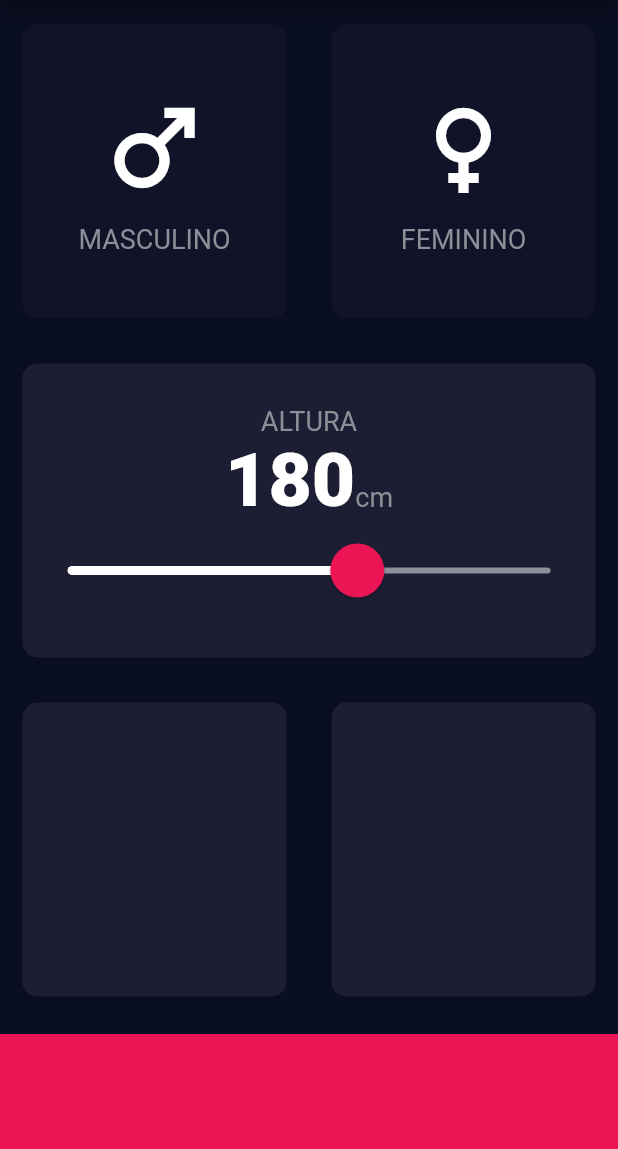
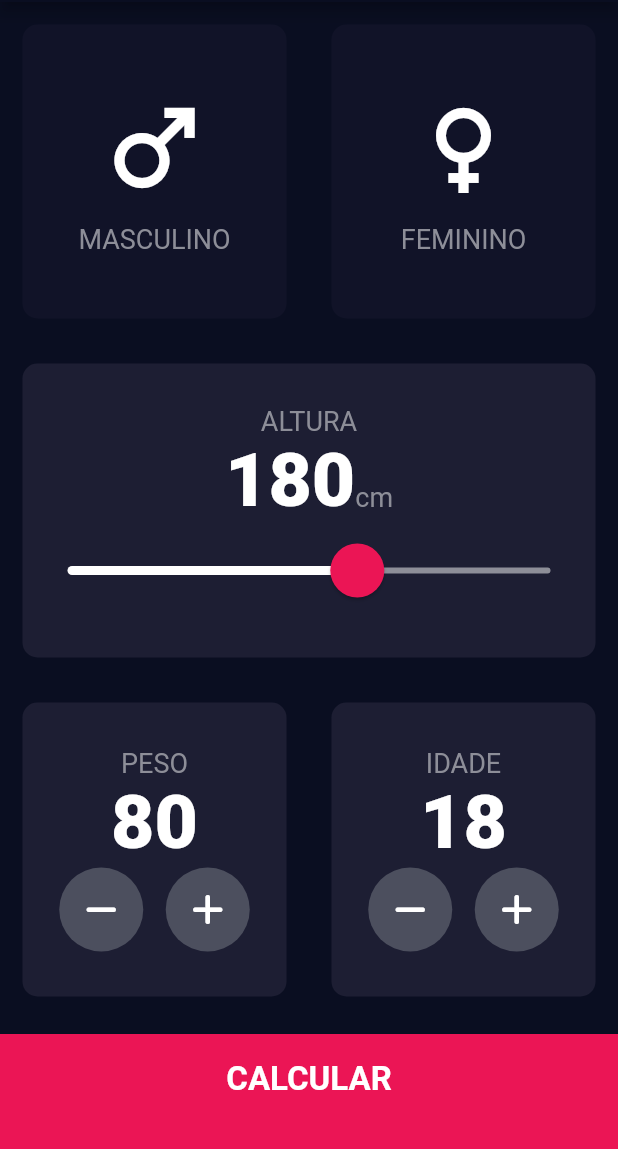
Before and after one commit to Mahdame/calcimc, a Flutter app: the screen it shows after launch, on a phone screen of 412 x 824 dp, the part 82-1231 px from its top. Run offline on Flutter 3.47's test engine with Material 2 defaults, Android fonts, the phone set to English and light mode, and no system bars; our stand-ins replace font_awesome_flutter.

Commit message:
Criação de widget de bottom button e round icon button, classe com calculo de imc, e página com resultado. Nota: o calculo de IMC não considera idade ou gênero, sendo estes meramente estéticos.

```diff
--- /dev/null
+++ b/lib/calculator.dart
@@ -0,0 +1,48 @@
+import 'dart:math';
+
+class Calculator {
+  Calculator({this.height, this.weight});
+
+  final int? height;
+  final int? weight;
+  double _bmi = 0;
+
+  String calculateBMI() {
+    _bmi = weight! / pow(height! / 100, 2);
+    return _bmi.toStringAsFixed(1);
+  }
+
+  String? getResult() {
+    if (_bmi < 18.5) {
+      return 'MAGREZA';
+    } else if (_bmi >= 18.5 && _bmi <= 24.9) {
+      return 'NORMAL';
+    }
+    else if (_bmi >= 25 && _bmi <= 29.9) {
+      return 'SOBREPESO';
+    }
+    else if (_bmi >= 30 && _bmi <= 39.9) {
+      return 'OBESIDADE';
+    }
+    else if (_bmi >= 40) {
+      return 'OBESIDADE GRAVE';
+    }
+  }
+
+  String? getDescription() {
+    if (_bmi < 18.5) {
+      return 'Seu peso está muito abaixo do esperado para suas medidas!';
+    } else if (_bmi >= 18.5 && _bmi <= 24.9) {
+      return 'Seu peso está esperado para suas medidas!';
+    }
+    else if (_bmi >= 25 && _bmi <= 29.9) {
+      return 'Seu peso está muito acima do esperado para suas medidas!';
+    }
+    else if (_bmi >= 30 && _bmi <= 39.9) {
+      return 'Seu peso está perigosamente acima do esperado para suas medidas!';
+    }
+    else if (_bmi >= 40) {
+      return 'Atenção! Procure orientação médica, faça exercícios, diminua a ingestão de calorias!';
+    }
+  }
+}
--- a/lib/constants.dart
+++ b/lib/constants.dart
@@ -12,3 +12,29 @@ const kNumberTextStyle = TextStyle(
   fontSize: 50.0,
   fontWeight: FontWeight.w900,
 );
+const kButtonTextStyle = TextStyle(
+  fontSize: 22.0,
+  color: Color(0xffffffff),
+  fontWeight: FontWeight.w700,
+);
+const kAppBarTitleTextStyle = TextStyle(
+fontSize: 30,
+color: Color(0xffffffff),
+fontFamily: 'Pacifico',
+);
+const kTitleTextStyle = TextStyle(
+fontSize: 40,
+fontWeight: FontWeight.w700,
+color: Color(0xffffffff),
+);
+const kResultLabelTextStyle = TextStyle(
+  fontSize: 25.0,
+  fontWeight: FontWeight.w700,
+  color: Color(0xff6aa84f),
+);
+const kResultBMITextStyle = TextStyle(
+  fontSize: 50.0
+);
+const kResultDescriptionTextStyle = TextStyle(
+    fontSize: 20.0
+);
--- a/lib/pages/calc_page.dart
+++ b/lib/pages/calc_page.dart
@@ -1,7 +1,13 @@
 import 'package:calcimc/constants.dart';
+import 'package:calcimc/pages/results_page.dart';
 import 'package:calcimc/widgets/gender_card.dart';
 import 'package:calcimc/widgets/reusable_card.dart';
+import 'package:calcimc/widgets/round_icon_button.dart';
 import 'package:flutter/material.dart';
+import 'package:font_awesome_flutter/font_awesome_flutter.dart';
+
+import '../calculator.dart';
+import '../widgets/bottom_button.dart';
 
 enum Gender {
   male,
@@ -18,6 +24,8 @@ class Home extends StatefulWidget {
 class _HomeState extends State<Home> {
   Gender? selectedGender;
   int height = 180;
+  int weight = 80;
+  int age = 18;
 
   @override
   Widget build(BuildContext context) {
@@ -25,11 +33,7 @@ class _HomeState extends State<Home> {
       appBar: AppBar(
         title: const Text(
           'Calculadora de IMC',
-          style: TextStyle(
-            fontSize: 30,
-            color: Colors.white,
-            fontFamily: 'Pacifico',
-          ),
+          style: kAppBarTitleTextStyle,
         ),
       ),
       body: Column(
@@ -136,21 +140,117 @@ class _HomeState extends State<Home> {
                 Expanded(
                   child: ReusableCard(
                     color: kActiveCardColor,
+                    cardChild: Column(
+                      mainAxisAlignment: MainAxisAlignment.center,
+                      children: [
+                        const Text(
+                          'PESO',
+                          style: kLabelTextStyle,
+                        ),
+                        Text(
+                          weight.toString(),
+                          style: kNumberTextStyle,
+                        ),
+                        Row(
+                          mainAxisAlignment: MainAxisAlignment.center,
+                          children: [
+                            RoundIconButton(
+                              icon: FontAwesomeIcons.minus,
+                              onPress: () {
+                                setState(() {
+                                  weight = weight - 1;
+                                  if (weight < 1) {
+                                    weight = 1;
+                                  }
+                                });
+                              },
+                            ),
+                            const SizedBox(
+                              width: 15.0,
+                            ),
+                            RoundIconButton(
+                              icon: FontAwesomeIcons.plus,
+                              onPress: () {
+                                setState(() {
+                                  weight = weight + 1;
+                                });
+                              },
+                            ),
+                          ],
+                        ),
+                      ],
+                    ),
                   ),
                 ),
                 Expanded(
                   child: ReusableCard(
                     color: kActiveCardColor,
+                    cardChild: Column(
+                      mainAxisAlignment: MainAxisAlignment.center,
+                      children: [
+                        const Text(
+                          'IDADE',
+                          style: kLabelTextStyle,
+                        ),
+                        Text(
+                          age.toString(),
+                          style: kNumberTextStyle,
+                        ),
+                        Row(
+                          mainAxisAlignment: MainAxisAlignment.center,
+                          children: [
+                            RoundIconButton(
+                              icon: FontAwesomeIcons.minus,
+                              onPress: () {
+                                setState(() {
+                                  age--;
+                                  if (age < 1) {
+                                    age = 1;
+                                  }
+                                });
+                              },
+                            ),
+                            const SizedBox(
+                              width: 15.0,
+                            ),
+                            RoundIconButton(
+                              icon: FontAwesomeIcons.plus,
+                              onPress: () {
+                                setState(() {
+                                  age++;
+                                  if (age > 110) {
+                                    age = 110;
+                                  }
+                                });
+                              },
+                            ),
+                          ],
+                        ),
+                      ],
+                    ),
                   ),
                 ),
               ],
             ),
           ),
-          Container(
-            color: kBottomContainerColor,
-            margin: const EdgeInsets.only(top: 10.0),
-            width: double.infinity,
-            height: kBottomContainerHeight,
+          BottomButton(
+            onTap: () {
+              Calculator calc = Calculator(
+                height: height,
+                weight: weight,
+              );
+              Navigator.push(
+                context,
+                MaterialPageRoute(
+                  builder: (context) => Results(
+                    resultBMI: calc.calculateBMI(),
+                    resultLabel: calc.getResult(),
+                    resultDescription: calc.getDescription(),
+                  ),
+                ),
+              );
+            },
+            buttonTitle: 'CALCULAR',
           ),
         ],
       ),
--- /dev/null
+++ b/lib/widgets/bottom_button.dart
@@ -0,0 +1,31 @@
+import 'package:flutter/cupertino.dart';
+import '../constants.dart';
+
+class BottomButton extends StatelessWidget {
+  const BottomButton({@required this.onTap, @required this.buttonTitle});
+
+  final VoidCallback? onTap;
+  final String? buttonTitle;
+
+  @override
+  Widget build(BuildContext context) {
+    return GestureDetector(
+      onTap: onTap,
+      child: Container(
+        color: kBottomContainerColor,
+        margin: const EdgeInsets.only(top: 10.0),
+        width: double.infinity,
+        height: kBottomContainerHeight,
+        child: Center(
+          child: Padding(
+            padding: EdgeInsets.only(bottom: 20.0),
+            child: Text(
+              '$buttonTitle',
+              style: kButtonTextStyle,
+            ),
+          ),
+        ),
+      ),
+    );
+  }
+}
--- /dev/null
+++ b/lib/widgets/round_icon_button.dart
@@ -0,0 +1,23 @@
+import 'package:flutter/material.dart';
+
+class RoundIconButton extends StatelessWidget {
+  RoundIconButton({@required this.icon, @required this.onPress});
+
+  final IconData? icon;
+  final VoidCallback? onPress;
+
+  @override
+  Widget build(BuildContext context) {
+    return RawMaterialButton(
+      child: Icon(icon),
+      shape: const CircleBorder(),
+      fillColor: const Color(0xff4c4f5e),
+      elevation: 0.0,
+      constraints: const BoxConstraints.tightFor(
+        width: 56.0,
+        height: 56.0,
+      ),
+      onPressed: onPress,
+    );
+  }
+}
--- a/pubspec.yaml
+++ b/pubspec.yaml
@@ -34,6 +34,7 @@ dependencies:
   # The following adds the Cupertino Icons font to your application.
   # Use with the CupertinoIcons class for iOS style icons.
   cupertino_icons: ^1.0.2
+  font_awesome_flutter:
   hexcolor: ^2.0.7
   intl:
 
```
Also changed, not shown: lib/pages/results_page.dart (added, +73 -0 lines), pubspec.lock.
